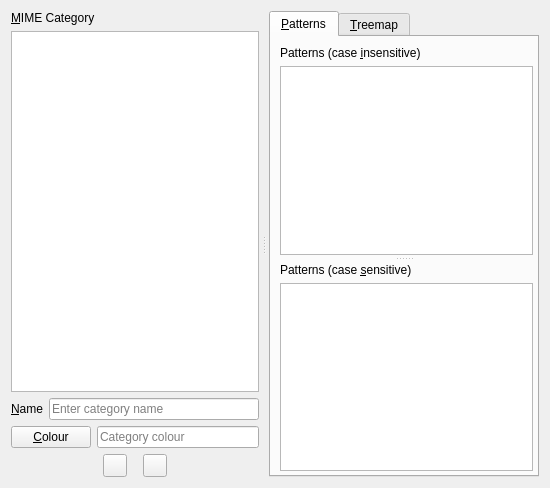
Qt form src/mime-category-config-page.ui (Lithopsian/qt6dirstat) before a commit.
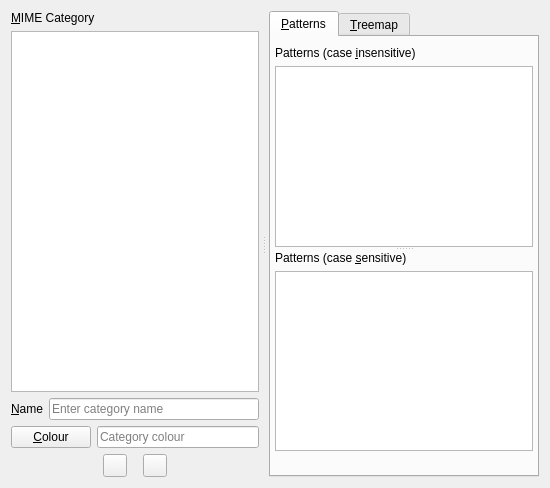
The same form after that commit. Icons and pictures are not drawn. Custom widgets are drawn as their Qt base class.

Commit message:
Mime category duplicate detection
Detecting and logging duplicate category patterns is incomplete and not very visible to users.  Remove the detection and logging from MimeCategorizer at startup.  Still ignore duplicates within each category.
Add duplicate detection in the config dialog.  Refuse to save any category with a duplicate pattern, including a duplicate wrt case-sensitivity in any other category.  Duplicates can still be manually edited into the settings files, but these are confusing at worst.

What changed in the file:
```diff
--- a/src/mime-category-config-page.ui
+++ b/src/mime-category-config-page.ui
@@ -172,14 +172,8 @@
           <property name="orientation">
            <enum>Qt::Vertical</enum>
           </property>
-          <property name="handleWidth">
-           <number>8</number>
-          </property>
           <widget class="QWidget" name="patternsTopWidget">
            <layout class="QVBoxLayout" name="patternsTopLayout">
-            <property name="leftMargin">
-             <number>5</number>
-            </property>
             <item>
              <widget class="QLabel" name="caseInsensitivePatternsCaption">
               <property name="text">
@@ -207,21 +201,12 @@
               <property name="toolTip">
                <string>&lt;p style='white-space:pre'&gt;Add filename patterns here, each one on a separate line.&lt;br/&gt;Use * or ? as wildcards and [] for matching sets of characters.&lt;/p&gt;</string>
               </property>
-              <property name="verticalScrollBarPolicy">
-               <enum>Qt::ScrollBarAlwaysOff</enum>
-              </property>
-              <property name="horizontalScrollBarPolicy">
-               <enum>Qt::ScrollBarAlwaysOff</enum>
-              </property>
              </widget>
             </item>
            </layout>
           </widget>
           <widget class="QWidget" name="patternsBottomWidget">
            <layout class="QVBoxLayout" name="patternsBottomLayout">
-            <property name="leftMargin">
-             <number>5</number>
-            </property>
             <item>
              <widget class="QLabel" name="caseSensitivePatternsCaption">
               <property name="text">
@@ -249,6 +234,9 @@
           </widget>
          </widget>
         </item>
+        <item>
+         <widget class="QLabel" name="duplicateLabel"/>
+        </item>
        </layout>
       </widget>
       <widget class="QWidget" name="treemapTab">
```
Left out of the diff: 12 changed lines with no effect on the pictures. The commit also changes 5 other files.
